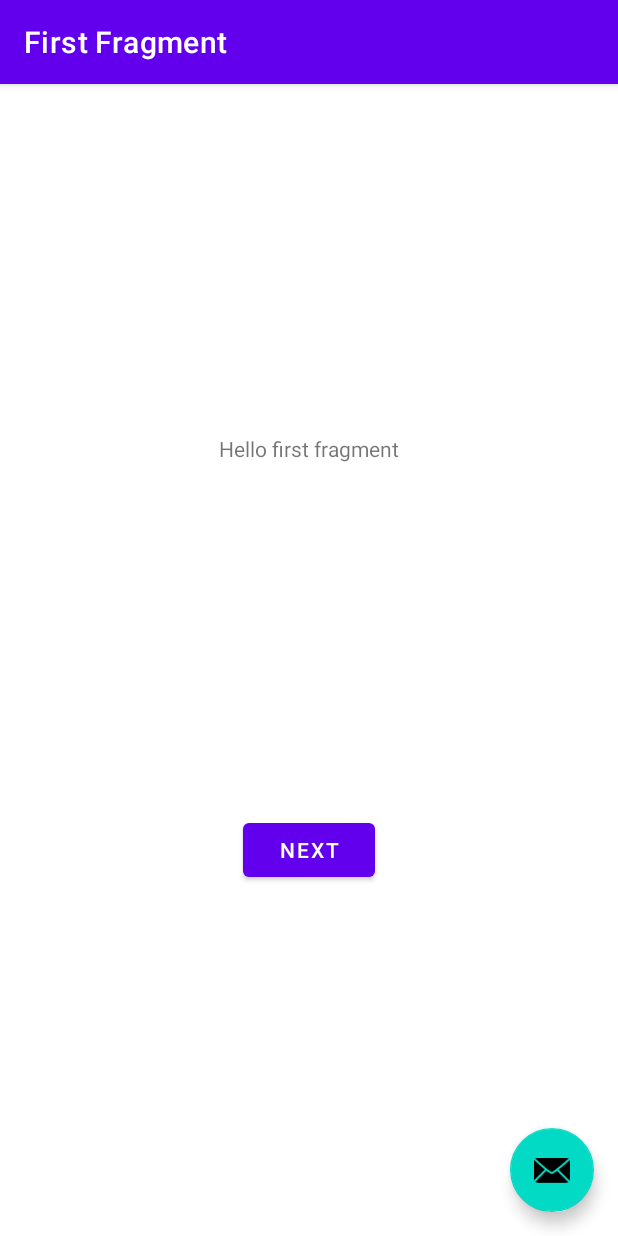
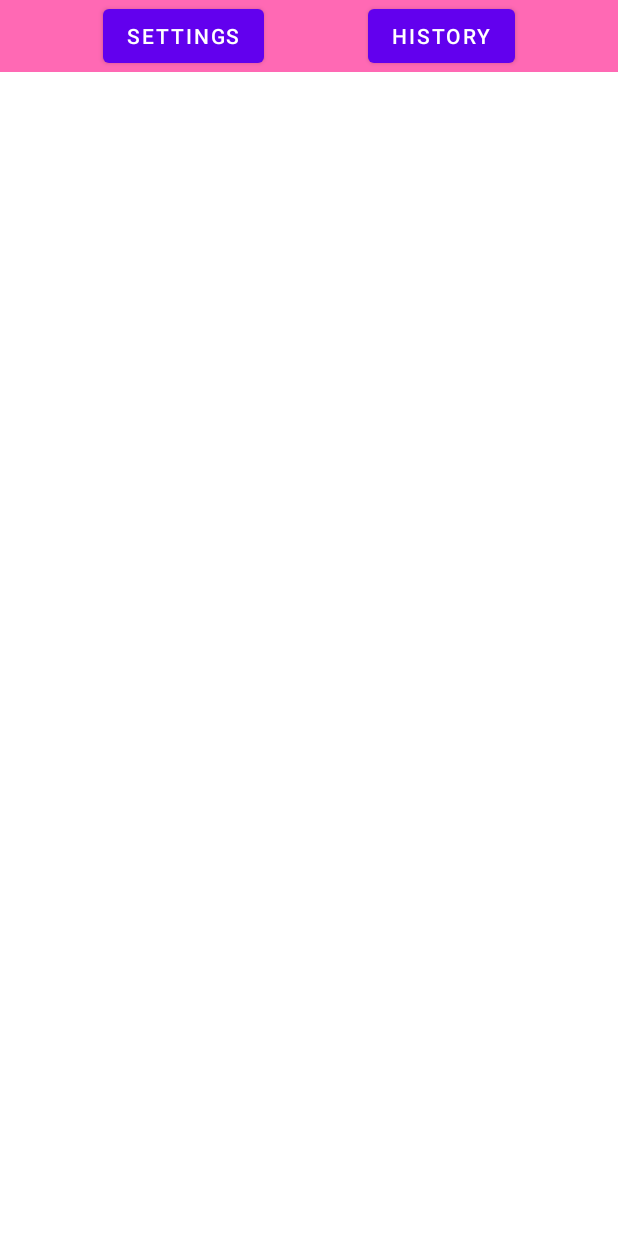
Before and after one commit to VinsonMach/CSE4316-SeniorDesign, an Android app: the HomepageActivity screen opened directly, with no data from a screen before it, on a phone screen of 412 x 824 dp. Run offline under Robolectric (Android 15) with nearby library versions, the phone set to English and light mode, and no system bars; our stand-ins replace navigation-ui.

Commit message:
Merged History_List fragment and HomepageActivity

```diff
--- a/app/src/main/AndroidManifest.xml
+++ b/app/src/main/AndroidManifest.xml
@@ -10,7 +10,7 @@
         android:supportsRtl="true"
         android:theme="@style/Theme.Cerberus">
         <activity
-            android:name=".HomepageActivity"
+            android:name=".home.HomepageActivity"
             android:exported="false"
             android:label="@string/title_activity_homepage"
             android:theme="@style/Theme.Cerberus.NoActionBar" />
--- a/app/src/main/java/vib/track/cerberus/FirstFragment.java
+++ /dev/null
@@ -1,47 +0,0 @@
-package vib.track.cerberus;
-
-import android.os.Bundle;
-import android.view.LayoutInflater;
-import android.view.View;
-import android.view.ViewGroup;
-
-import androidx.annotation.NonNull;
-import androidx.fragment.app.Fragment;
-import androidx.navigation.fragment.NavHostFragment;
-
-import vib.track.cerberus.databinding.FragmentFirstBinding;
-
-public class FirstFragment extends Fragment {
-
-    private FragmentFirstBinding binding;
-
-    @Override
-    public View onCreateView(
-            LayoutInflater inflater, ViewGroup container,
-            Bundle savedInstanceState
-    ) {
-
-        binding = FragmentFirstBinding.inflate(inflater, container, false);
-        return binding.getRoot();
-
-    }
-
-    public void onViewCreated(@NonNull View view, Bundle savedInstanceState) {
-        super.onViewCreated(view, savedInstanceState);
-
-        binding.buttonFirst.setOnClickListener(new View.OnClickListener() {
-            @Override
-            public void onClick(View view) {
-                NavHostFragment.findNavController(FirstFragment.this)
-                        .navigate(R.id.action_FirstFragment_to_SecondFragment);
-            }
-        });
-    }
-
-    @Override
-    public void onDestroyView() {
-        super.onDestroyView();
-        binding = null;
-    }
-
-}
--- a/app/src/main/java/vib/track/cerberus/HomepageActivity.java
+++ /dev/null
@@ -1,51 +0,0 @@
-package vib.track.cerberus;
-
-import android.os.Bundle;
-
-import com.google.android.material.snackbar.Snackbar;
-
-import androidx.appcompat.app.AppCompatActivity;
-
-import android.view.View;
-
-import androidx.navigation.NavController;
-import androidx.navigation.Navigation;
-import androidx.navigation.ui.AppBarConfiguration;
-import androidx.navigation.ui.NavigationUI;
-
-import vib.track.cerberus.databinding.ActivityHomepageBinding;
-
-public class HomepageActivity extends AppCompatActivity {
-
-    private AppBarConfiguration appBarConfiguration;
-    private ActivityHomepageBinding binding;
-
-    @Override
-    protected void onCreate(Bundle savedInstanceState) {
-        super.onCreate(savedInstanceState);
-
-        binding = ActivityHomepageBinding.inflate(getLayoutInflater());
-        setContentView(binding.getRoot());
-
-        setSupportActionBar(binding.toolbar);
-
-        NavController navController = Navigation.findNavController(this, R.id.nav_host_fragment_content_homepage);
-        appBarConfiguration = new AppBarConfiguration.Builder(navController.getGraph()).build();
-        NavigationUI.setupActionBarWithNavController(this, navController, appBarConfiguration);
-
-        binding.fab.setOnClickListener(new View.OnClickListener() {
-            @Override
-            public void onClick(View view) {
-                Snackbar.make(view, "Replace with your own action", Snackbar.LENGTH_LONG)
-                        .setAction("Action", null).show();
-            }
-        });
-    }
-
-    @Override
-    public boolean onSupportNavigateUp() {
-        NavController navController = Navigation.findNavController(this, R.id.nav_host_fragment_content_homepage);
-        return NavigationUI.navigateUp(navController, appBarConfiguration)
-                || super.onSupportNavigateUp();
-    }
-}
--- a/app/src/main/java/vib/track/cerberus/data/RegisterActivity.java
+++ b/app/src/main/java/vib/track/cerberus/data/RegisterActivity.java
@@ -7,7 +7,6 @@ import android.os.Bundle;
 import android.view.View;
 import android.widget.Button;
 
-import vib.track.cerberus.HomepageActivity;
 import vib.track.cerberus.R;
 import vib.track.cerberus.ui.login.LoginActivity;
 
--- /dev/null
+++ b/app/src/main/java/vib/track/cerberus/home/HomepageActivity.java
@@ -0,0 +1,57 @@
+package vib.track.cerberus.home;
+
+import android.os.Bundle;
+
+import com.google.android.material.snackbar.Snackbar;
+
+import androidx.appcompat.app.AppCompatActivity;
+
+import android.view.View;
+import android.widget.Button;
+
+import androidx.fragment.app.Fragment;
+import androidx.fragment.app.FragmentManager;
+import androidx.fragment.app.FragmentTransaction;
+import androidx.navigation.NavController;
+import androidx.navigation.Navigation;
+import androidx.navigation.ui.AppBarConfiguration;
+import androidx.navigation.ui.NavigationUI;
+
+import vib.track.cerberus.R;
+import vib.track.cerberus.databinding.ActivityHomepageBinding;
+import vib.track.cerberus.history.HistoryList;
+
+public class HomepageActivity extends AppCompatActivity {
+
+    Button B_toHistory, B_toSettings;
+
+    @Override
+    protected void onCreate(Bundle savedInstanceState) {
+        super.onCreate(savedInstanceState);
+        setContentView(R.layout.activity_homepage);
+        B_toHistory = findViewById(R.id.buttonHistory);
+        B_toSettings = findViewById(R.id.buttonSettings);
+
+        B_toHistory.setOnClickListener(new View.OnClickListener() {
+            @Override
+            public void onClick(View view) {
+                replaceFragment(new HistoryList());
+            }
+        });
+
+        B_toSettings.setOnClickListener(new View.OnClickListener() {
+            @Override
+            public void onClick(View view) {
+                replaceFragment(new SecondFragment());
+            }
+        });
+
+    }
+    private  void replaceFragment(Fragment fragment){
+        FragmentManager fm = getSupportFragmentManager();
+        FragmentTransaction ftran = fm.beginTransaction();
+        ftran.replace(R.id.HomeFrame_FragView, fragment);
+        ftran.commit();
+    }
+
+}
--- a/app/src/main/java/vib/track/cerberus/SecondFragment.java
+++ b/app/src/main/java/vib/track/cerberus/home/SecondFragment.java
@@ -1,4 +1,4 @@
-package vib.track.cerberus;
+package vib.track.cerberus.home;
 
 import android.os.Bundle;
 import android.view.LayoutInflater;
@@ -9,6 +9,7 @@ import androidx.annotation.NonNull;
 import androidx.fragment.app.Fragment;
 import androidx.navigation.fragment.NavHostFragment;
 
+import vib.track.cerberus.R;
 import vib.track.cerberus.databinding.FragmentSecondBinding;
 
 public class SecondFragment extends Fragment {
@@ -28,15 +29,6 @@ public class SecondFragment extends Fragment {
 
     public void onViewCreated(@NonNull View view, Bundle savedInstanceState) {
         super.onViewCreated(view, savedInstanceState);
-
-        // Back button to second fragment
-        binding.buttonSecond.setOnClickListener(new View.OnClickListener() {
-            @Override
-            public void onClick(View view) {
-                NavHostFragment.findNavController(SecondFragment.this)
-                        .navigate(R.id.action_SecondFragment_to_FirstFragment);
-            }
-        });
 
         // App settings button
         binding.buttonAppSet.setOnClickListener(new View.OnClickListener() {
--- a/app/src/main/java/vib/track/cerberus/ui/login/LoginActivity.java
+++ b/app/src/main/java/vib/track/cerberus/ui/login/LoginActivity.java
@@ -23,11 +23,9 @@ import android.widget.ProgressBar;
 import android.widget.TextView;
 import android.widget.Toast;
 
-import vib.track.cerberus.HomepageActivity;
+import vib.track.cerberus.home.HomepageActivity;
 import vib.track.cerberus.R;
 import vib.track.cerberus.data.RegisterActivity;
-import vib.track.cerberus.ui.login.LoginViewModel;
-import vib.track.cerberus.ui.login.LoginViewModelFactory;
 import vib.track.cerberus.databinding.ActivityLoginBinding;
 
 public class LoginActivity extends AppCompatActivity{
--- a/app/src/main/res/layout/activity_homepage.xml
+++ b/app/src/main/res/layout/activity_homepage.xml
@@ -1,34 +1,42 @@
 <?xml version="1.0" encoding="utf-8"?>
-<androidx.coordinatorlayout.widget.CoordinatorLayout xmlns:android="http://schemas.android.com/apk/res/android"
+<androidx.constraintlayout.widget.ConstraintLayout xmlns:android="http://schemas.android.com/apk/res/android"
     xmlns:app="http://schemas.android.com/apk/res-auto"
     xmlns:tools="http://schemas.android.com/tools"
     android:layout_width="match_parent"
     android:layout_height="match_parent"
-    tools:context=".HomepageActivity">
+    tools:context=".home.HomepageActivity"
+    android:background="@color/CompanyColorPink">
 
-    <com.google.android.material.appbar.AppBarLayout
-        android:layout_width="match_parent"
-        android:layout_height="wrap_content"
-        android:theme="@style/Theme.Cerberus.AppBarOverlay">
-
-        <androidx.appcompat.widget.Toolbar
-            android:id="@+id/toolbar"
-            android:layout_width="match_parent"
-            android:layout_height="?attr/actionBarSize"
-            android:background="?attr/colorPrimary"
-            app:popupTheme="@style/Theme.Cerberus.PopupOverlay" />
-
-    </com.google.android.material.appbar.AppBarLayout>
-
-    <include layout="@layout/content_homepage" />
-
-    <com.google.android.material.floatingactionbutton.FloatingActionButton
-        android:id="@+id/fab"
+    <Button
+        android:id="@+id/buttonSettings"
         android:layout_width="wrap_content"
         android:layout_height="wrap_content"
-        android:layout_gravity="bottom|end"
-        android:layout_marginEnd="@dimen/fab_margin"
-        android:layout_marginBottom="16dp"
-        app:srcCompat="@android:drawable/ic_dialog_email" />
+        android:text="settings"
+        app:layout_constraintEnd_toStartOf="@+id/buttonHistory"
+        app:layout_constraintHorizontal_bias="0.5"
+        app:layout_constraintStart_toStartOf="parent"
+        app:layout_constraintTop_toTopOf="parent" />
 
-</androidx.coordinatorlayout.widget.CoordinatorLayout>
+    <Button
+        android:id="@+id/buttonHistory"
+        android:layout_width="wrap_content"
+        android:layout_height="wrap_content"
+        android:text="history"
+        app:layout_constraintEnd_toEndOf="parent"
+        app:layout_constraintHorizontal_bias="0.5"
+        app:layout_constraintStart_toEndOf="@+id/buttonSettings"
+        app:layout_constraintTop_toTopOf="parent" />
+
+    <FrameLayout
+        android:name="vib.track.cerberus.history.HistoryList"
+        android:id="@+id/HomeFrame_FragView"
+        android:layout_width="match_parent"
+        android:layout_height="0dp"
+        app:layout_constraintBottom_toBottomOf="parent"
+        app:layout_constraintEnd_toEndOf="parent"
+        app:layout_constraintHorizontal_bias="0.5"
+        app:layout_constraintStart_toStartOf="parent"
+        app:layout_constraintTop_toBottomOf="@+id/buttonSettings"
+        android:background="@color/white"/>
+
+</androidx.constraintlayout.widget.ConstraintLayout>
--- a/app/src/main/res/layout/activity_login.xml
+++ b/app/src/main/res/layout/activity_login.xml
@@ -16,18 +16,12 @@
         android:layout_width="wrap_content"
         android:layout_height="wrap_content"
         android:layout_gravity="start"
-        android:layout_marginStart="48dp"
-        android:layout_marginTop="16dp"
-        android:layout_marginEnd="48dp"
-        android:layout_marginBottom="64dp"
         android:enabled="true"
         android:text="@string/action_register"
         app:layout_constraintBottom_toBottomOf="parent"
         app:layout_constraintEnd_toEndOf="parent"
-        app:layout_constraintHorizontal_bias="0.495"
         app:layout_constraintStart_toStartOf="parent"
-        app:layout_constraintTop_toBottomOf="@+id/password"
-        app:layout_constraintVertical_bias="0.862" />
+        app:layout_constraintTop_toBottomOf="@+id/loginButton" />
 
     <EditText
         android:id="@+id/username"
--- a/app/src/main/res/layout/content_homepage.xml
+++ /dev/null
@@ -1,19 +0,0 @@
-<?xml version="1.0" encoding="utf-8"?>
-<androidx.constraintlayout.widget.ConstraintLayout xmlns:android="http://schemas.android.com/apk/res/android"
-    xmlns:app="http://schemas.android.com/apk/res-auto"
-    android:layout_width="match_parent"
-    android:layout_height="match_parent"
-    app:layout_behavior="@string/appbar_scrolling_view_behavior">
-
-    <fragment
-        android:id="@+id/nav_host_fragment_content_homepage"
-        android:name="androidx.navigation.fragment.NavHostFragment"
-        android:layout_width="0dp"
-        android:layout_height="0dp"
-        app:defaultNavHost="true"
-        app:layout_constraintBottom_toBottomOf="parent"
-        app:layout_constraintLeft_toLeftOf="parent"
-        app:layout_constraintRight_toRightOf="parent"
-        app:layout_constraintTop_toTopOf="parent"
-        app:navGraph="@navigation/nav_graph" />
-</androidx.constraintlayout.widget.ConstraintLayout>
--- a/app/src/main/res/layout/fragment_first.xml
+++ /dev/null
@@ -1,28 +0,0 @@
-<?xml version="1.0" encoding="utf-8"?>
-<androidx.constraintlayout.widget.ConstraintLayout xmlns:android="http://schemas.android.com/apk/res/android"
-    xmlns:app="http://schemas.android.com/apk/res-auto"
-    xmlns:tools="http://schemas.android.com/tools"
-    android:layout_width="match_parent"
-    android:layout_height="match_parent"
-    tools:context=".FirstFragment">
-
-    <TextView
-        android:id="@+id/textview_first"
-        android:layout_width="wrap_content"
-        android:layout_height="wrap_content"
-        android:text="@string/hello_first_fragment"
-        app:layout_constraintBottom_toTopOf="@id/button_first"
-        app:layout_constraintEnd_toEndOf="parent"
-        app:layout_constraintStart_toStartOf="parent"
-        app:layout_constraintTop_toTopOf="parent" />
-
-    <Button
-        android:id="@+id/button_first"
-        android:layout_width="wrap_content"
-        android:layout_height="wrap_content"
-        android:text="@string/next"
-        app:layout_constraintBottom_toBottomOf="parent"
-        app:layout_constraintEnd_toEndOf="parent"
-        app:layout_constraintStart_toStartOf="parent"
-        app:layout_constraintTop_toBottomOf="@id/textview_first" />
-</androidx.constraintlayout.widget.ConstraintLayout>
--- a/app/src/main/res/layout/fragment_second.xml
+++ b/app/src/main/res/layout/fragment_second.xml
@@ -4,7 +4,7 @@
     xmlns:tools="http://schemas.android.com/tools"
     android:layout_width="match_parent"
     android:layout_height="match_parent"
-    tools:context=".SecondFragment">
+    tools:context=".home.SecondFragment">
 
     <Button
         android:id="@+id/button_app_set"
--- a/app/src/main/res/navigation/nav_graph.xml
+++ b/app/src/main/res/navigation/nav_graph.xml
@@ -3,14 +3,14 @@
     xmlns:app="http://schemas.android.com/apk/res-auto"
     xmlns:tools="http://schemas.android.com/tools"
     android:id="@+id/nav_graph"
-    app:startDestination="@id/FirstFragment">
+    app:startDestination="@id/HistoryFragment">
 
-    // FIRST FRAGMENT
+    // HISTORY FRAGMENT
     <fragment
-        android:id="@+id/FirstFragment"
-        android:name="vib.track.cerberus.FirstFragment"
+        android:id="@+id/HistoryFragment"
+        android:name="vib.track.cerberus.history.HistoryList"
         android:label="@string/first_fragment_label"
-        tools:layout="@layout/fragment_first">
+        tools:layout="@layout/fragment_history_list">
 
         <action
             android:id="@+id/action_FirstFragment_to_SecondFragment"
@@ -20,14 +20,10 @@
     // SECOND FRAGMENT
     <fragment
         android:id="@+id/SecondFragment"
-        android:name="vib.track.cerberus.SecondFragment"
+        android:name="vib.track.cerberus.home.SecondFragment"
         android:label="@string/second_fragment_label"
         tools:layout="@layout/fragment_second">
 
-        // back button to first fragment
-        <action
-            android:id="@+id/action_SecondFragment_to_FirstFragment"
-            app:destination="@id/FirstFragment" />
         // second fragment to app settings button
         <action
             android:id="@+id/action_SecondFragment_to_app_settings2"
--- a/app/src/main/res/values/colors.xml
+++ b/app/src/main/res/values/colors.xml
@@ -12,4 +12,5 @@
     <color name="green_pure">#00FF00</color>
     <color name="blue_pure">#0000FF</color>
     <color name="CompanyColor">#03A9F4</color>
+    <color name="CompanyColorPink">#FF69B4</color>
 </resources>
```
